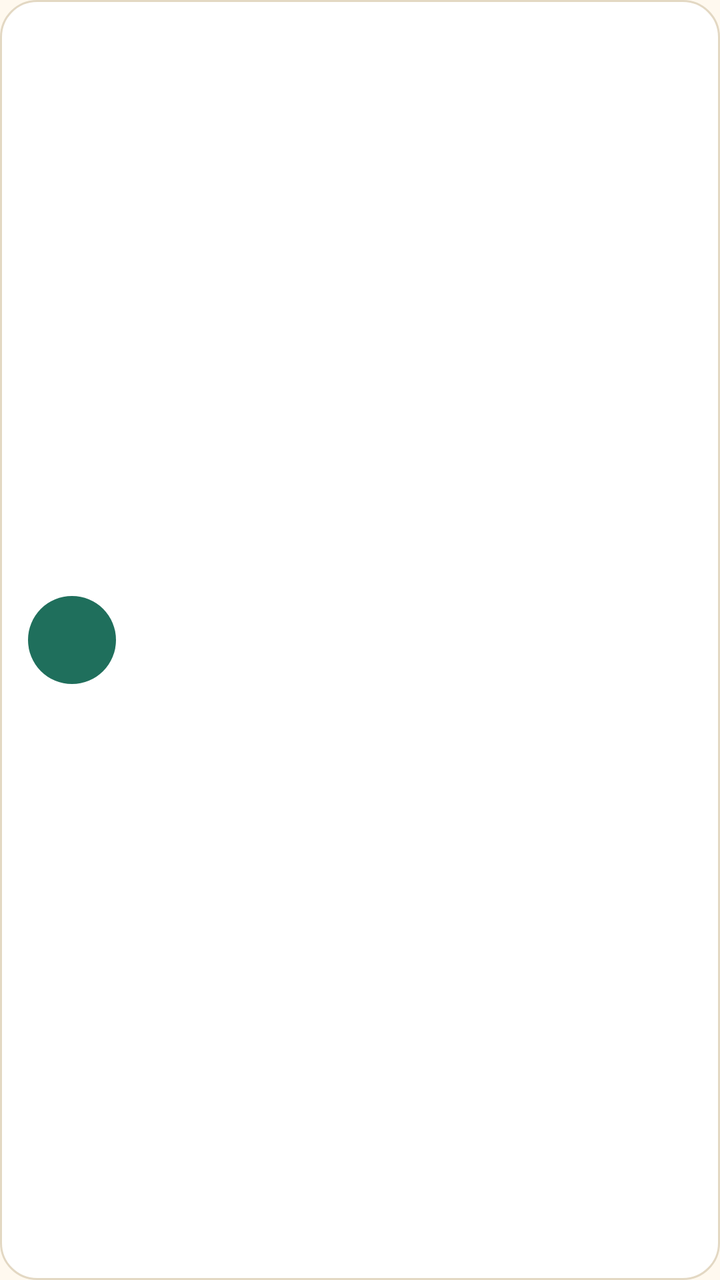
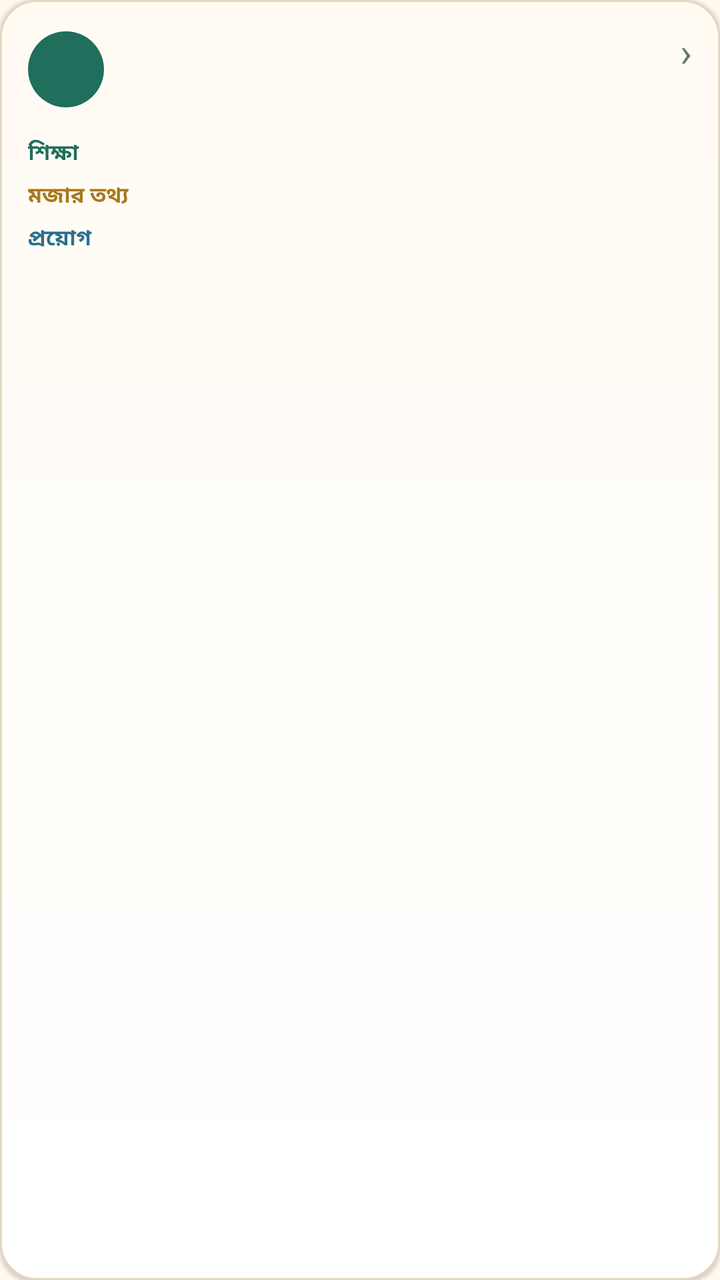

Compare the two renders of this Android layout. The source of the first and the diff that turns it into the second are given below.
<!-- AndroidManifest.xml: application theme Theme.Seerah -->
<!-- res/layout/item_seerah_chapter.xml -->
<?xml version="1.0" encoding="utf-8"?>
<LinearLayout xmlns:android="http://schemas.android.com/apk/res/android"
    android:layout_width="match_parent"
    android:layout_height="wrap_content"
    android:layout_marginBottom="10dp"
    android:background="@drawable/seerah_card_background"
    android:gravity="center_vertical"
    android:orientation="horizontal"
    android:padding="14dp">

    <TextView
        android:id="@+id/seerah_chapter_number"
        android:layout_width="44dp"
        android:layout_height="44dp"
        android:background="@drawable/seerah_number_background"
        android:gravity="center"
        android:textColor="@color/seerah_white"
        android:textSize="14sp"
        android:textStyle="bold" />

    <LinearLayout
        android:layout_width="0dp"
        android:layout_height="wrap_content"
        android:layout_marginStart="14dp"
        android:layout_weight="1"
        android:orientation="vertical">

        <TextView
            android:id="@+id/seerah_chapter_title"
            android:layout_width="match_parent"
            android:layout_height="wrap_content"
            android:textColor="@color/seerah_text"
            android:textSize="16sp"
            android:textStyle="bold" />

        <TextView
            android:id="@+id/seerah_chapter_period"
            android:layout_width="match_parent"
            android:layout_height="wrap_content"
            android:layout_marginTop="3dp"
            android:textColor="@color/seerah_muted"
            android:textSize="12sp" />
    </LinearLayout>
</LinearLayout>
<!-- resources referenced by this layout -->
<resources>
  <color name="seerah_muted">#68786F</color>
  <color name="seerah_text">#1D2B26</color>
  <color name="seerah_white">#FFFFFF</color>
  <!-- drawable seerah_card_background (drawable) -->
  <?xml version="1.0" encoding="utf-8"?>
  <shape xmlns:android="http://schemas.android.com/apk/res/android" android:shape="rectangle">
      <corners android:radius="18dp" />
      <solid android:color="@color/seerah_card" />
      <stroke android:width="1dp" android:color="@color/seerah_stroke" />
  </shape>
  <!-- drawable seerah_number_background (drawable) -->
  <?xml version="1.0" encoding="utf-8"?>
  <shape xmlns:android="http://schemas.android.com/apk/res/android" android:shape="oval">
      <solid android:color="@color/seerah_accent" />
  </shape>
  <style name="Theme.Seerah" parent="android:Theme.Material.Light.NoActionBar">
          <item name="android:colorAccent">@color/seerah_accent</item>
          <item name="android:windowBackground">@color/seerah_bg</item>
          <item name="android:statusBarColor">@color/seerah_bg</item>
          <item name="android:navigationBarColor">@color/seerah_bg</item>
          <item name="android:windowLightStatusBar" tools:targetApi="23">true</item>
          <item name="android:windowLightNavigationBar" tools:targetApi="27">true</item>
          <item name="android:textColorPrimary">@color/seerah_text</item>
          <item name="android:textColorSecondary">@color/seerah_muted</item>
      </style>
  <color name="seerah_card">#FFFFFF</color>
  <color name="seerah_stroke">#E3D8C3</color>
  <color name="seerah_accent">#1F6F5C</color>
  <color name="seerah_bg">#FFF9EF</color>
</resources>

<!-- the commit's change to res/layout/item_seerah_chapter.xml (unified diff, before → after) -->
@@ -4,41 +4,168 @@
     android:layout_height="wrap_content"
     android:layout_marginBottom="10dp"
     android:background="@drawable/seerah_card_background"
-    android:gravity="center_vertical"
-    android:orientation="horizontal"
-    android:padding="14dp">
-
-    <TextView
-        android:id="@+id/seerah_chapter_number"
-        android:layout_width="44dp"
-        android:layout_height="44dp"
-        android:background="@drawable/seerah_number_background"
-        android:gravity="center"
-        android:textColor="@color/seerah_white"
-        android:textSize="14sp"
-        android:textStyle="bold" />
+    android:elevation="1dp"
+    android:orientation="vertical"
+    android:paddingStart="14dp"
+    android:paddingTop="12dp"
+    android:paddingEnd="12dp"
+    android:paddingBottom="12dp">
 
     <LinearLayout
-        android:layout_width="0dp"
+        android:layout_width="match_parent"
         android:layout_height="wrap_content"
-        android:layout_marginStart="14dp"
-        android:layout_weight="1"
-        android:orientation="vertical">
+        android:gravity="center_vertical"
+        android:orientation="horizontal">
 
         <TextView
-            android:id="@+id/seerah_chapter_title"
-            android:layout_width="match_parent"
+            android:id="@+id/seerah_chapter_number"
+            android:layout_width="38dp"
+            android:layout_height="38dp"
+            android:background="@drawable/seerah_number_background"
+            android:gravity="center"
+            android:textColor="@color/seerah_white"
+            android:textSize="13sp"
+            android:textStyle="bold" />
+
+        <LinearLayout
+            android:layout_width="0dp"
             android:layout_height="wrap_content"
-            android:textColor="@color/seerah_text"
-            android:textSize="16sp"
+            android:layout_marginStart="11dp"
+            android:layout_weight="1"
+            android:orientation="vertical">
+
+            <LinearLayout
+                android:layout_width="match_parent"
+                android:layout_height="wrap_content"
+                android:gravity="center_vertical"
+                android:orientation="horizontal">
+
+                <TextView
+                    android:id="@+id/seerah_chapter_title"
+                    android:layout_width="0dp"
+                    android:layout_height="wrap_content"
+                    android:layout_weight="1"
+                    android:ellipsize="end"
+                    android:maxLines="2"
+                    android:textColor="@color/seerah_text"
+                    android:textSize="15.5sp"
+                    android:textStyle="bold" />
+
+                <TextView
+                    android:layout_width="wrap_content"
+                    android:layout_height="wrap_content"
+                    android:paddingStart="4dp"
+                    android:paddingEnd="2dp"
+                    android:text="›"
+                    android:textColor="@color/seerah_muted"
+                    android:textSize="20sp" />
+            </LinearLayout>
+
+            <LinearLayout
+                android:layout_width="match_parent"
+                android:layout_height="wrap_content"
+                android:layout_marginTop="2dp"
+                android:gravity="center_vertical"
+                android:orientation="horizontal">
+
+                <TextView
+                    android:id="@+id/seerah_chapter_subtitle"
+                    android:layout_width="0dp"
+                    android:layout_height="wrap_content"
+                    android:layout_weight="1"
+                    android:ellipsize="end"
+                    android:maxLines="1"
+                    android:textColor="@color/seerah_accent"
+                    android:textSize="12sp" />
+
+                <TextView
+                    android:id="@+id/seerah_chapter_period"
+                    android:layout_width="wrap_content"
+                    android:layout_height="wrap_content"
+                    android:layout_marginStart="6dp"
+                    android:ellipsize="end"
+                    android:maxLines="1"
+                    android:textColor="@color/seerah_muted"
+                    android:textSize="11sp" />
+            </LinearLayout>
+        </LinearLayout>
+    </LinearLayout>
+
+    <LinearLayout
+        android:id="@+id/seerah_row_lesson"
+        android:layout_width="match_parent"
+        android:layout_height="wrap_content"
+        android:layout_marginTop="9dp"
+        android:orientation="horizontal">
+
+        <TextView
+            android:layout_width="62dp"
+            android:layout_height="wrap_content"
+            android:text="@string/seerah_label_lesson"
+            android:textColor="@color/seerah_accent"
+            android:textSize="11sp"
             android:textStyle="bold" />
 
         <TextView
-            android:id="@+id/seerah_chapter_period"
-            android:layout_width="match_parent"
+            android:id="@+id/seerah_chapter_lesson"
+            android:layout_width="0dp"
             android:layout_height="wrap_content"
-            android:layout_marginTop="3dp"
-            android:textColor="@color/seerah_muted"
-            android:textSize="12sp" />
+            android:layout_weight="1"
+            android:ellipsize="end"
+            android:maxLines="1"
+            android:textColor="@color/seerah_text"
+            android:textSize="12.5sp" />
+    </LinearLayout>
+
+    <LinearLayout
+        android:id="@+id/seerah_row_fun"
+        android:layout_width="match_parent"
+        android:layout_height="wrap_content"
+        android:layout_marginTop="4dp"
+        android:orientation="horizontal">
+
+        <TextView
+            android:layout_width="62dp"
+            android:layout_height="wrap_content"
+            android:text="@string/seerah_label_fun"
+            android:textColor="@color/seerah_gold"
+            android:textSize="11sp"
+            android:textStyle="bold" />
+
+        <TextView
+            android:id="@+id/seerah_chapter_fun"
+            android:layout_width="0dp"
+            android:layout_height="wrap_content"
+            android:layout_weight="1"
+            android:ellipsize="end"
+            android:maxLines="1"
+            android:textColor="@color/seerah_text"
+            android:textSize="12.5sp" />
+    </LinearLayout>
+
+    <LinearLayout
+        android:id="@+id/seerah_row_practice"
+        android:layout_width="match_parent"
+        android:layout_height="wrap_content"
+        android:layout_marginTop="4dp"
+        android:orientation="horizontal">
+
+        <TextView
+            android:layout_width="62dp"
+            android:layout_height="wrap_content"
+            android:text="@string/seerah_label_practice"
+            android:textColor="@color/seerah_practice"
+            android:textSize="11sp"
+            android:textStyle="bold" />
+
+        <TextView
+            android:id="@+id/seerah_chapter_practice"
+            android:layout_width="0dp"
+            android:layout_height="wrap_content"
+            android:layout_weight="1"
+            android:ellipsize="end"
+            android:maxLines="1"
+            android:textColor="@color/seerah_text"
+            android:textSize="12.5sp" />
     </LinearLayout>
 </LinearLayout>
<!-- resource entries referenced after the edit -->
@@ -1,13 +1,17 @@
 <!-- resources referenced by this layout -->
 <resources>
   <color name="seerah_muted">#68786F</color>
+  <color name="seerah_practice">#2C6E8F</color>
   <color name="seerah_text">#1D2B26</color>
   <color name="seerah_white">#FFFFFF</color>
   <!-- drawable seerah_card_background (drawable) -->
   <?xml version="1.0" encoding="utf-8"?>
   <shape xmlns:android="http://schemas.android.com/apk/res/android" android:shape="rectangle">
       <corners android:radius="18dp" />
-      <solid android:color="@color/seerah_card" />
+      <gradient
+          android:angle="90"
+          android:endColor="@color/seerah_card_end"
+          android:startColor="@color/seerah_card" />
       <stroke android:width="1dp" android:color="@color/seerah_stroke" />
   </shape>
   <!-- drawable seerah_number_background (drawable) -->
@@ -15,6 +19,9 @@
   <shape xmlns:android="http://schemas.android.com/apk/res/android" android:shape="oval">
       <solid android:color="@color/seerah_accent" />
   </shape>
+  <string name="seerah_label_fun">মজার তথ্য</string>
+  <string name="seerah_label_lesson">শিক্ষা</string>
+  <string name="seerah_label_practice">প্রয়োগ</string>
   <style name="Theme.Seerah" parent="android:Theme.Material.Light.NoActionBar">
           <item name="android:colorAccent">@color/seerah_accent</item>
           <item name="android:windowBackground">@color/seerah_bg</item>
@@ -25,9 +32,11 @@
           <item name="android:textColorPrimary">@color/seerah_text</item>
           <item name="android:textColorSecondary">@color/seerah_muted</item>
       </style>
+  <color name="seerah_card_end">#FFFBF3</color>
   <color name="seerah_card">#FFFFFF</color>
   <color name="seerah_stroke">#E3D8C3</color>
   <color name="seerah_accent">#1F6F5C</color>
+  <color name="seerah_gold">#A8791A</color>
   <color name="seerah_bg">#FFF9EF</color>
 </resources>
 
